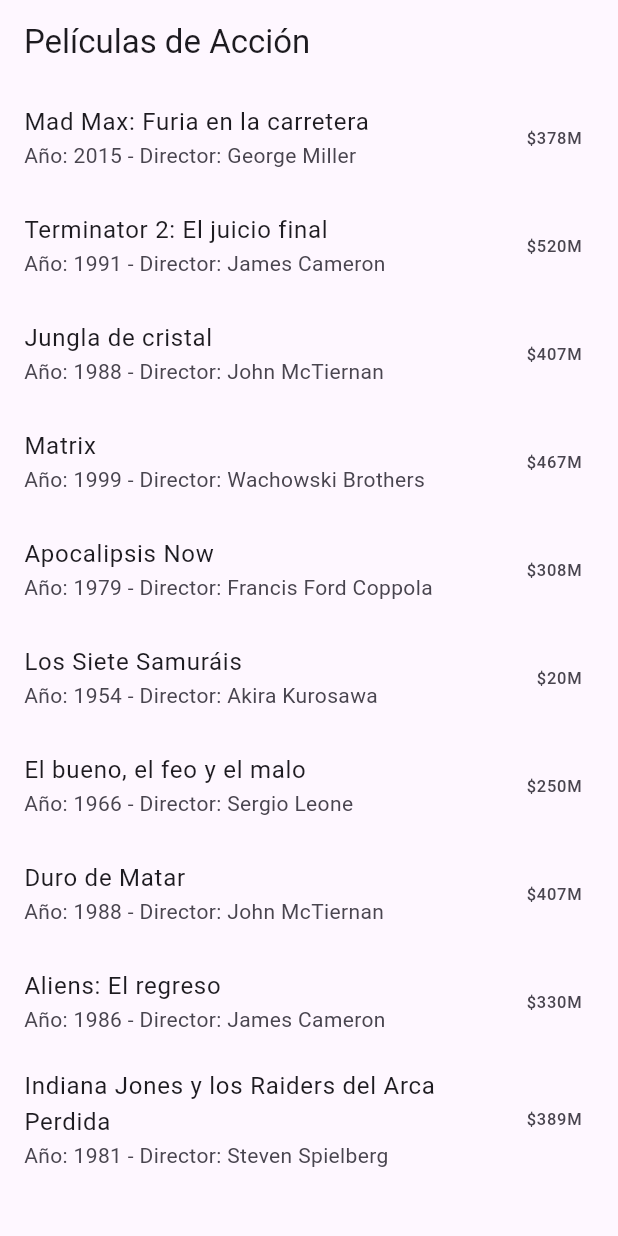
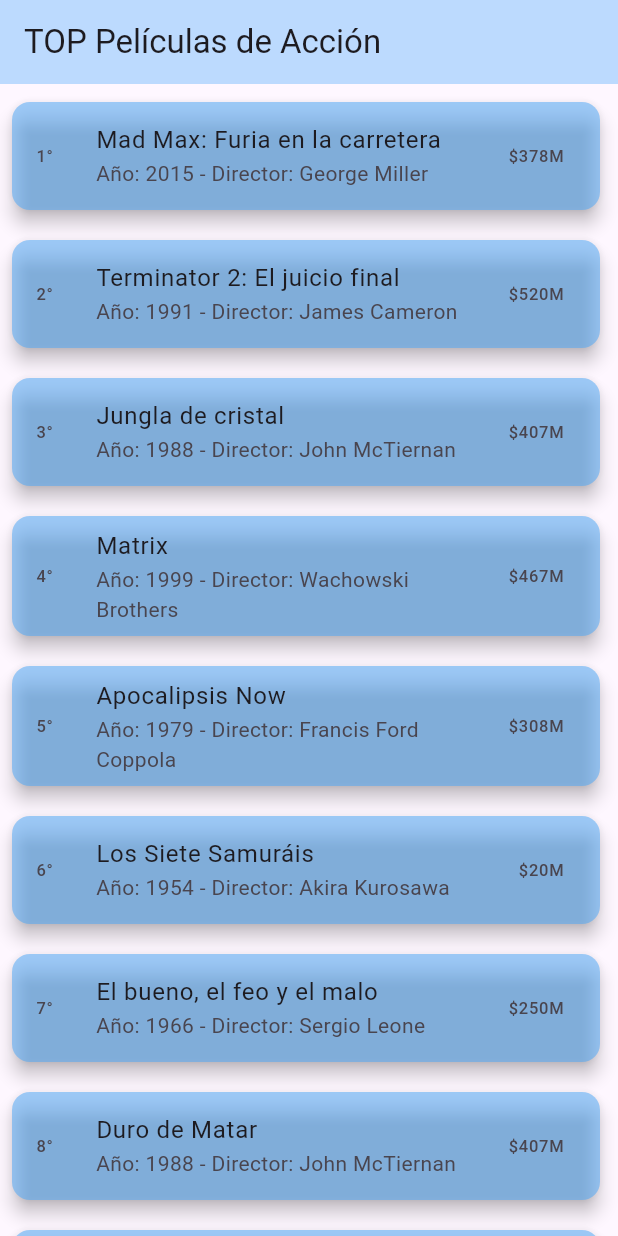
Before and after one commit to GaclySama/flutter_eval1, a Flutter app: the screen it shows after launch, on a phone screen of 412 x 824 dp. Run offline on Flutter 3.47's test engine with Material 3 defaults, Android fonts, the phone set to English and light mode, and no system bars.

Commit message:
Se añadieron más películas, cambio en estilos, distribución de widgets

```diff
--- a/lib/main.dart
+++ b/lib/main.dart
@@ -1,5 +1,5 @@
 import 'package:flutter/material.dart';
-import 'peliculas_accion.dart'; // Importar archivo con la información
+import 'package:flutter_eval1/presentation/view_list_peliculas.dart';
 
 void main() {
   runApp(const MyApp());
@@ -10,39 +10,11 @@ class MyApp extends StatelessWidget {
 
   @override
   Widget build(BuildContext context) {
-    return const MaterialApp(
-      title: 'Películas de Acción',
-      home: MyHomePage(),
+    return MaterialApp(
+      debugShowCheckedModeBanner: false,
+      theme: ThemeData(useMaterial3: true),
+      title: 'TOP Películas de Acción',
+      home: const ListaPeliculas(),
     );
   }
 }
-
-class MyHomePage extends StatefulWidget {
-  const MyHomePage({super.key});
-
-  @override
-  _MyHomePageState createState() => _MyHomePageState();
-}
-
-class _MyHomePageState extends State<MyHomePage> {
-  @override
-  Widget build(BuildContext context) {
-    return Scaffold(
-      appBar: AppBar(
-        title: const Text('Películas de Acción'),
-      ),
-      body: ListView.builder(
-        itemCount: peliculasAccion.length,
-        itemBuilder: (context, index) {
-          PeliculaAccion pelicula = peliculasAccion[index];
-          return ListTile(
-            title: Text(pelicula.nombre),
-            subtitle:
-                Text('Año: ${pelicula.anno} - Director: ${pelicula.director}'),
-            trailing: Text('\$${pelicula.recaudacion}M'),
-          );
-        },
-      ),
-    );
-  }
-}
--- a/lib/peliculas_accion.dart
+++ b/lib/peliculas_accion.dart
@@ -84,4 +84,67 @@ List<PeliculaAccion> peliculasAccion = [
     protagonista: 'Harrison Ford, Karen Allen, Paul Freeman',
     recaudacion: 389,
   ),
+  PeliculaAccion(
+    nombre: 'Rambo: Primera Sangre',
+    anno: 1982,
+    director: 'Ted Kotcheff',
+    protagonista: 'Sylvester Stallone',
+    recaudacion: 244,
+  ),
+  PeliculaAccion(
+    nombre: 'Duro de Matar 3: La jungla de cristal',
+    anno: 1995,
+    director: 'John McTiernan',
+    protagonista: 'Bruce Willis, Samuel L. Jackson',
+    recaudacion: 364,
+  ),
+  PeliculaAccion(
+    nombre: 'Máquina letal',
+    anno: 1987,
+    director: 'Richard Donner',
+    protagonista: 'Mel Gibson, Danny Glover',
+    recaudacion: 321,
+  ),
+  PeliculaAccion(
+    nombre: 'Terminator',
+    anno: 1984,
+    director: 'James Cameron',
+    protagonista: 'Arnold Schwarzenegger, Linda Hamilton',
+    recaudacion: 366,
+  ),
+  PeliculaAccion(
+    nombre: 'Los vengadores',
+    anno: 2012,
+    director: 'Joss Whedon',
+    protagonista: 'Robert Downey Jr., Chris Evans, Chris Hemsworth',
+    recaudacion: 1519,
+  ),
+  PeliculaAccion(
+    nombre: 'Mad Max 2: El guerrero de la carretera',
+    anno: 1981,
+    director: 'George Miller',
+    protagonista: 'Mel Gibson',
+    recaudacion: 69,
+  ),
+  PeliculaAccion(
+    nombre: 'La jungla de cristal 2',
+    anno: 1990,
+    director: 'Renny Harlin',
+    protagonista: 'Bruce Willis',
+    recaudacion: 318,
+  ),
+  PeliculaAccion(
+    nombre: 'Misión: Imposible',
+    anno: 1996,
+    director: 'Brian De Palma',
+    protagonista: 'Tom Cruise',
+    recaudacion: 457,
+  ),
+  PeliculaAccion(
+    nombre: 'Batman: El caballero de la noche',
+    anno: 2008,
+    director: 'Christopher Nolan',
+    protagonista: 'Christian Bale, Heath Ledger',
+    recaudacion: 1006,
+  ),
 ];
--- /dev/null
+++ b/lib/presentation/view_list_peliculas.dart
@@ -0,0 +1,42 @@
+import 'package:flutter/material.dart';
+import 'package:flutter_eval1/peliculas_accion.dart'; // Importar archivo con la información
+
+void main() => runApp(const ListaPeliculas());
+
+class ListaPeliculas extends StatefulWidget {
+  const ListaPeliculas({super.key});
+
+  @override
+  State<ListaPeliculas> createState() => _ListaPeliculasState();
+}
+
+class _ListaPeliculasState extends State<ListaPeliculas> {
+  @override
+  Widget build(BuildContext context) {
+    return Scaffold(
+      appBar: AppBar(
+        backgroundColor: const Color.fromARGB(85, 55, 161, 253),
+        title: const Text('TOP Películas de Acción'),
+      ),
+      body: ListView.builder(
+        itemCount: peliculasAccion.length,
+        itemBuilder: (context, index) {
+          PeliculaAccion pelicula = peliculasAccion[index];
+          return Padding(
+              padding: const EdgeInsets.fromLTRB(4, 8, 8, 4),
+              child: Card(
+                elevation: 5,
+                color: const Color.fromARGB(133, 76, 167, 247),
+                child: ListTile(
+                  leading: Text('${index + 1}°'),
+                  title: Text(pelicula.nombre),
+                  subtitle: Text(
+                      'Año: ${pelicula.anno} - Director: ${pelicula.director}'),
+                  trailing: Text('\$${pelicula.recaudacion}M'),
+                ),
+              ));
+        },
+      ),
+    );
+  }
+}
```
